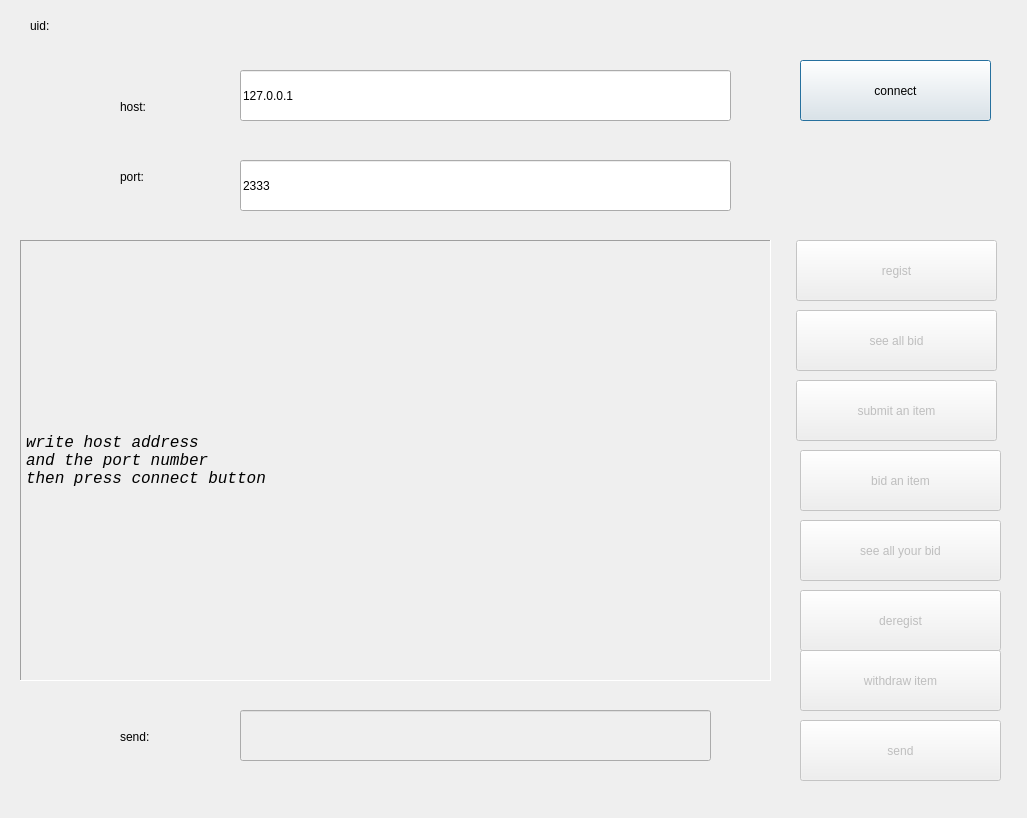
The window that project/tcp/tcpclient/tcpClient/client.ui (Freshield/LEARNING_QT) describes before a commit, drawn with Qt 5.
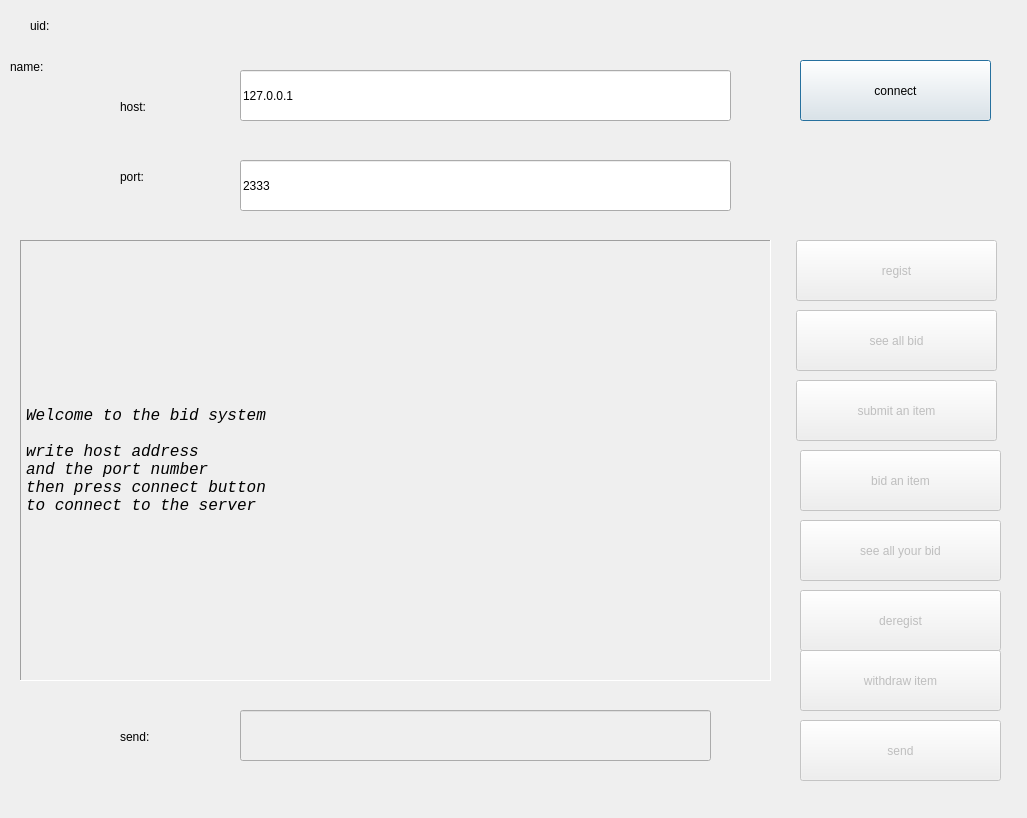
The same window after the commit.

Commit message: done client regist

```diff
--- a/project/tcp/tcpclient/tcpClient/client.ui
+++ b/project/tcp/tcpclient/tcpClient/client.ui
@@ -64,9 +64,15 @@
     <enum>QFrame::Sunken</enum>
    </property>
    <property name="text">
-    <string>write host address
+    <string>Welcome to the bid system
+
+write host address
 and the port number
-then press connect button</string>
+then press connect button
+to connect to the server</string>
+   </property>
+   <property name="wordWrap">
+    <bool>true</bool>
    </property>
   </widget>
   <widget class="QPushButton" name="connectButton">
@@ -291,6 +297,32 @@
     <string>withdraw item</string>
    </property>
   </widget>
+  <widget class="QLabel" name="label_5">
+   <property name="geometry">
+    <rect>
+     <x>10</x>
+     <y>50</y>
+     <width>116</width>
+     <height>34</height>
+    </rect>
+   </property>
+   <property name="text">
+    <string>name:</string>
+   </property>
+  </widget>
+  <widget class="QLabel" name="namelabel">
+   <property name="geometry">
+    <rect>
+     <x>100</x>
+     <y>50</y>
+     <width>116</width>
+     <height>34</height>
+    </rect>
+   </property>
+   <property name="text">
+    <string/>
+   </property>
+  </widget>
  </widget>
  <layoutdefault spacing="6" margin="11"/>
  <resources/>
```
The commit also changes 17 other files.
